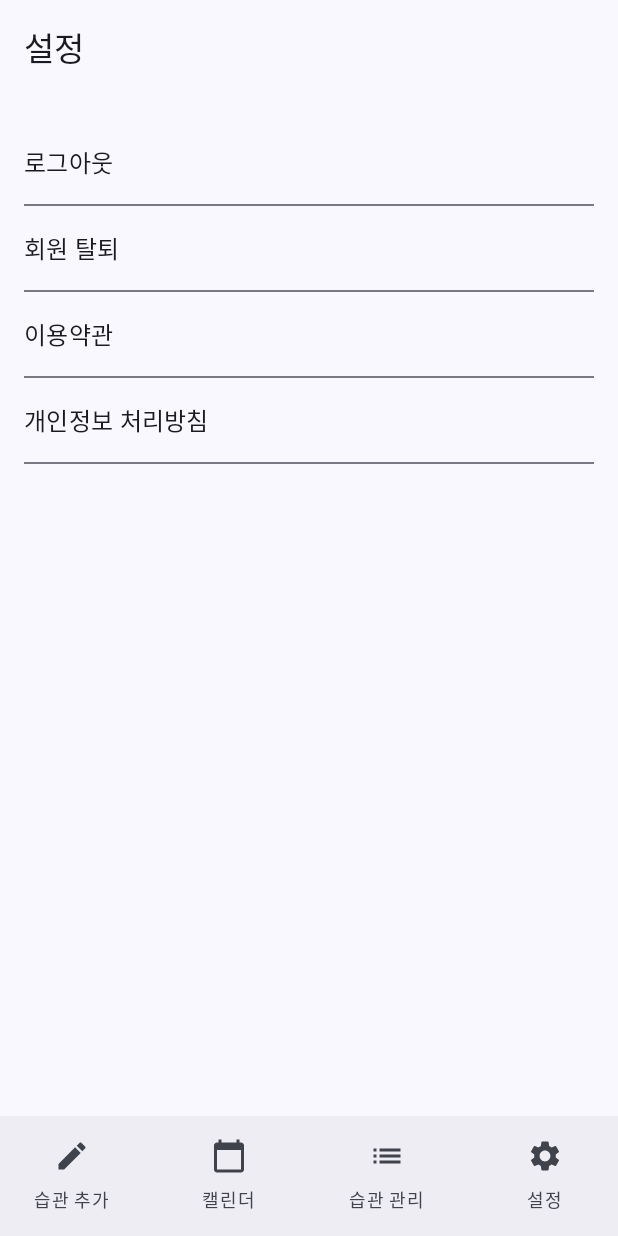
After one commit to tesabel/mobileAppDevTeam25, an Android app built with Jetpack Compose: the SettingsPage screen opened through its navigation route, on a phone screen of 412 x 824 dp. The commit adds this screen. Run offline under Robolectric (Android 15) with nearby library versions, the phone set to English and light mode, and no system bars; our stand-ins replace Firebase (no records; nobody signed in at launch, a user with empty details on screens opened directly).

Commit message:
feat : 로그아웃, 탈퇴, 이용약관

```diff
--- a/app/src/main/java/com/example/doordonot/ui/NavGraph.kt
+++ b/app/src/main/java/com/example/doordonot/ui/NavGraph.kt
@@ -10,10 +10,12 @@ import com.example.doordonot.ui.CalendarPage
 import com.example.doordonot.ui.HabitManagementPage
 import com.example.doordonot.ui.LoginPage
 import com.example.doordonot.ui.MakeHabitPage
+import com.example.doordonot.ui.PrivacyPolicyPage
+import com.example.doordonot.ui.SettingsPage
 import com.example.doordonot.ui.SignUpPage
+import com.example.doordonot.ui.TermsOfServicePage
 import com.example.doordonot.viewmodel.HabitViewModel
 
-// NavGraph.kt
 
 @Composable
 fun NavGraph(navController: NavHostController = rememberNavController()) {
@@ -25,5 +27,11 @@ fun NavGraph(navController: NavHostController = rememberNavController()) {
         composable("calendar") { CalendarPage(navController, viewModel) }
         composable("habit_management") { HabitManagementPage(navController, viewModel) }
         composable("make_habit") { MakeHabitPage(navController, viewModel) }
+        // 설정 페이지 추가
+        composable("settings") { SettingsPage(navController) }
+        // 이용약관 페이지 추가
+        composable("terms_of_service") { TermsOfServicePage(navController) }
+        // 개인정보 처리방침 페이지 추가
+        composable("privacy_policy") { PrivacyPolicyPage(navController) }
     }
 }
--- /dev/null
+++ b/app/src/main/java/com/example/doordonot/ui/SettingsPage.kt
@@ -0,0 +1,136 @@
+package com.example.doordonot.ui
+
+import androidx.compose.foundation.clickable
+import androidx.compose.foundation.layout.*
+import androidx.compose.material3.*
+import androidx.compose.runtime.*
+import androidx.compose.ui.Modifier
+import androidx.compose.ui.unit.dp
+import androidx.navigation.NavController
+import com.example.doordonot.ui.components.BottomNavigationBar
+import com.example.doordonot.ui.components.TopBar
+import com.google.firebase.auth.FirebaseAuth
+import kotlinx.coroutines.tasks.await
+
+@Composable
+fun SettingsPage(navController: NavController) {
+    val auth = FirebaseAuth.getInstance()
+    var showLogoutDialog by remember { mutableStateOf(false) }
+    var showDeleteAccountDialog by remember { mutableStateOf(false) }
+
+    Scaffold(
+        topBar = { TopBar(title = "설정") },
+        bottomBar = { BottomNavigationBar(navController) }
+    ) { padding ->
+        Column(
+            modifier = Modifier
+                .fillMaxSize()
+                .padding(padding)
+                .padding(16.dp)
+        ) {
+            // 로그아웃
+            Text(
+                text = "로그아웃",
+                style = MaterialTheme.typography.titleMedium,
+                modifier = Modifier
+                    .fillMaxWidth()
+                    .clickable { showLogoutDialog = true }
+                    .padding(vertical = 16.dp)
+            )
+            Divider()
+
+            // 회원 탈퇴
+            Text(
+                text = "회원 탈퇴",
+                style = MaterialTheme.typography.titleMedium,
+                modifier = Modifier
+                    .fillMaxWidth()
+                    .clickable { showDeleteAccountDialog = true }
+                    .padding(vertical = 16.dp)
+            )
+            Divider()
+
+            // 이용약관
+            Text(
+                text = "이용약관",
+                style = MaterialTheme.typography.titleMedium,
+                modifier = Modifier
+                    .fillMaxWidth()
+                    .clickable { navController.navigate("terms_of_service") }
+                    .padding(vertical = 16.dp)
+            )
+            Divider()
+
+            // 개인정보 처리방침
+            Text(
+                text = "개인정보 처리방침",
+                style = MaterialTheme.typography.titleMedium,
+                modifier = Modifier
+                    .fillMaxWidth()
+                    .clickable { navController.navigate("privacy_policy") }
+                    .padding(vertical = 16.dp)
+            )
+            Divider()
+        }
+
+        // 로그아웃 확인 다이얼로그
+        if (showLogoutDialog) {
+            AlertDialog(
+                onDismissRequest = { showLogoutDialog = false },
+                title = { Text("로그아웃") },
+                text = { Text("정말로 로그아웃 하시겠습니까?") },
+                confirmButton = {
+                    TextButton(
+                        onClick = {
+                            auth.signOut()
+                            navController.navigate("login") {
+                                popUpTo("settings") { inclusive = true }
+                            }
+                            showLogoutDialog = false
+                        }
+                    ) {
+                        Text("예")
+                    }
+                },
+                dismissButton = {
+                    TextButton(onClick = { showLogoutDialog = false }) {
+                        Text("아니오")
+                    }
+                }
+            )
+        }
+
+        // 회원 탈퇴 확인 다이얼로그
+        if (showDeleteAccountDialog) {
+            AlertDialog(
+                onDismissRequest = { showDeleteAccountDialog = false },
+                title = { Text("회원 탈퇴") },
+                text = { Text("정말로 회원 탈퇴 하시겠습니까?") },
+                confirmButton = {
+                    TextButton(
+                        onClick = {
+                            val user = auth.currentUser
+                            user?.delete()?.addOnCompleteListener { task ->
+                                if (task.isSuccessful) {
+                                    navController.navigate("login") {
+                                        popUpTo("settings") { inclusive = true }
+                                    }
+                                } else {
+                                    // 오류 처리
+                                }
+                            }
+                            showDeleteAccountDialog = false
+                        }
+                    ) {
+                        Text("예")
+                    }
+                },
+                dismissButton = {
+                    TextButton(onClick = { showDeleteAccountDialog = false }) {
+                        Text("아니오")
+                    }
+                }
+            )
+        }
+    }
+}
--- a/app/src/main/java/com/example/doordonot/ui/components/BottomNavigationBar.kt
+++ b/app/src/main/java/com/example/doordonot/ui/components/BottomNavigationBar.kt
@@ -4,6 +4,7 @@ import androidx.compose.material.icons.Icons
 import androidx.compose.material.icons.filled.CalendarToday
 import androidx.compose.material.icons.filled.Edit
 import androidx.compose.material.icons.filled.List
+import androidx.compose.material.icons.filled.Settings
 import androidx.compose.material3.*
 import androidx.compose.runtime.Composable
 import androidx.navigation.NavController
@@ -30,5 +31,12 @@ fun BottomNavigationBar(navController: NavController) {
             selected = false,
             onClick = { navController.navigate("habit_management") }
         )
+        // 설정 탭 추가
+        NavigationBarItem(
+            icon = { Icon(Icons.Default.Settings, contentDescription = "설정") },
+            label = { Text("설정") },
+            selected = false,
+            onClick = { navController.navigate("settings") }
+        )
     }
 }
```
Also changed, not shown: app/src/main/java/com/example/doordonot/ui/PrivacyPolicyPage.kt (added, +32 -0 lines), app/src/main/java/com/example/doordonot/ui/TermsOfServicePage.kt (added, +32 -0 lines).
